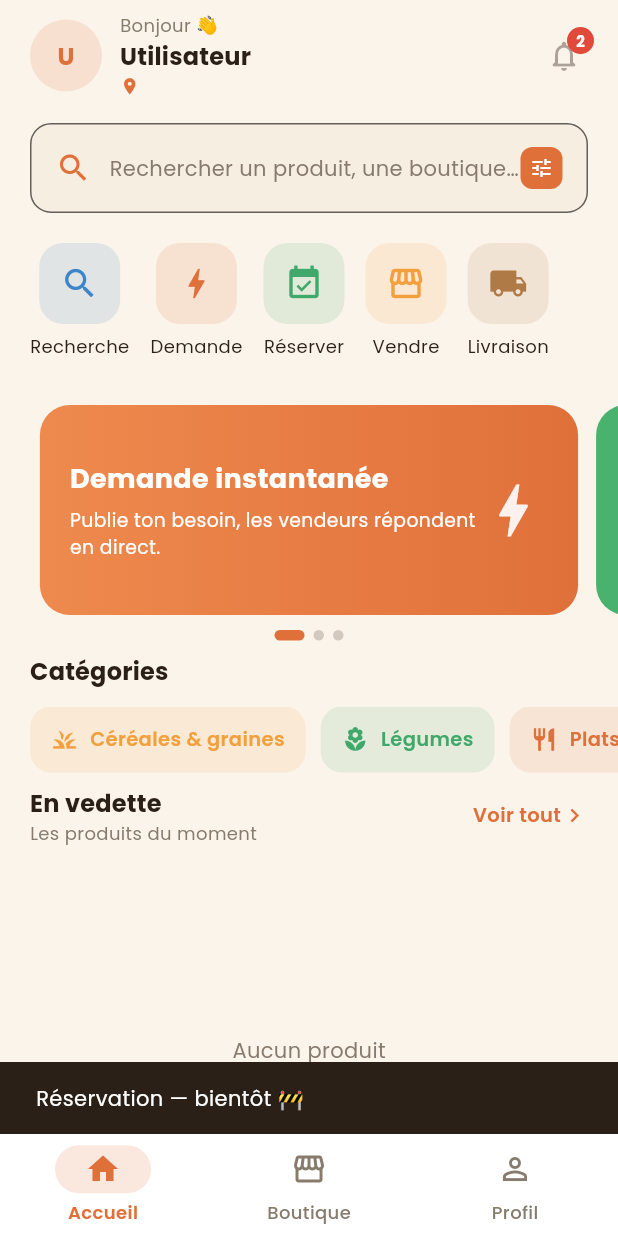
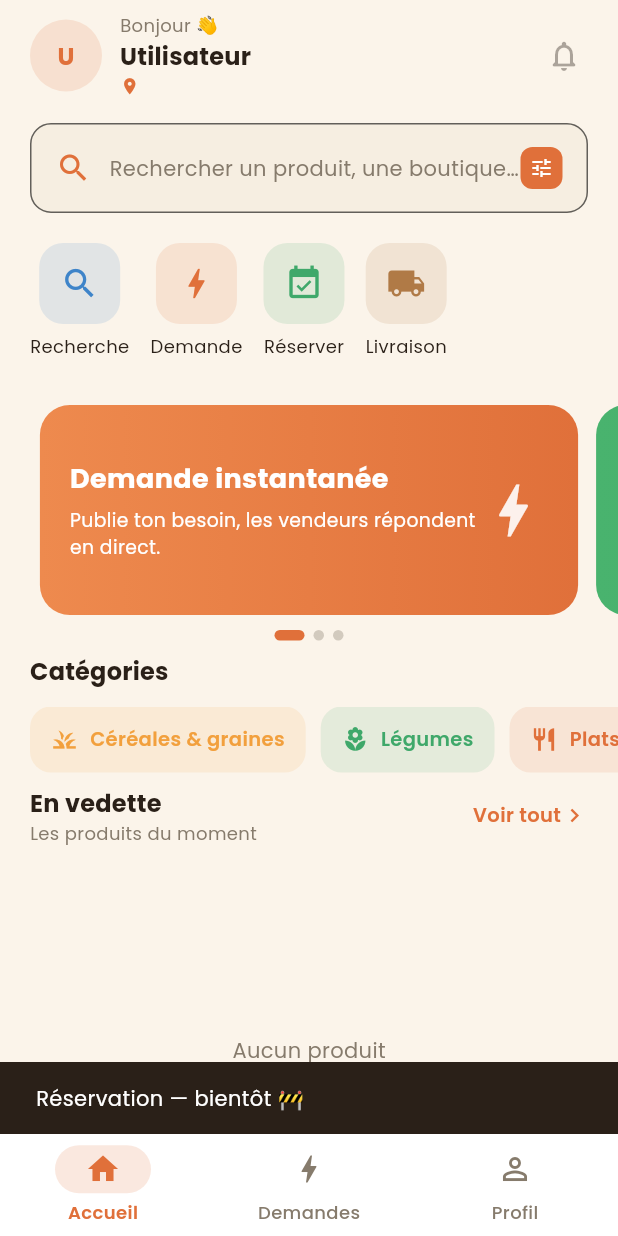
Before and after one commit to n1n3t33n/dioula-market, a Flutter app: the screen it shows once a user with an empty profile is signed in, after a tap on "Réserver", on a phone screen of 412 x 824 dp. Run offline on Flutter 3.47's test engine with Material 3 defaults, Android fonts, the phone set to English and light mode, and no system bars; drawn by our look-alikes of flutter_animate; our stand-ins replace cached_network_image, confetti, flutter_dotenv, flutter_riverpod, go_router, google_fonts and 2 more; accounts and stored records are empty.

Commit message:
fix logique métiers selon les rôles : navigation + services + boutique/demandes adaptés au rôle (consommateur/vendeur/livreur)

```diff
--- a/lib/core/constants/app_constants.dart
+++ b/lib/core/constants/app_constants.dart
@@ -47,6 +47,16 @@ enum UserRole {
   static UserRole fromValue(String? v) =>
       UserRole.values.firstWhere((r) => r.value == v,
           orElse: () => UserRole.consommateur);
+}
+
+/// Raccourcis de rôle pour piloter la logique métier (navigation, services…).
+extension UserRoleX on UserRole {
+  /// Vend des produits (a une boutique) : commerçant ou producteur.
+  bool get isSeller =>
+      this == UserRole.commercant || this == UserRole.producteur;
+
+  bool get isConsumer => this == UserRole.consommateur;
+  bool get isCourier => this == UserRole.livreur;
 }
 
 /// Statut d'une demande instantanée (`requests`).
--- a/lib/features/home/presentation/home_feed_page.dart
+++ b/lib/features/home/presentation/home_feed_page.dart
@@ -4,6 +4,7 @@ import 'package:flutter_animate/flutter_animate.dart';
 import 'package:flutter_riverpod/flutter_riverpod.dart';
 import 'package:go_router/go_router.dart';
 
+import '../../../core/constants/app_constants.dart';
 import '../../../core/router/routes.dart';
 import '../../../core/theme/app_colors.dart';
 import '../../../core/utils/format.dart';
@@ -222,7 +223,7 @@ class _Header extends StatelessWidget {
             ],
           ),
         ),
-        const NotificationBell(count: 2),
+        const NotificationBell(count: 0),
       ],
     ).animate().fadeIn(duration: 350.ms);
   }
@@ -282,9 +283,36 @@ class _ServicesRow extends ConsumerWidget {
           SnackBar(content: Text('$label — bientôt 🚧')),
         );
 
-    final services = <_Service>[
-      _Service(Icons.search, 'Recherche', AppColors.info,
-          () => context.push(AppRoutes.search)),
+    final isGuest = ref.watch(isGuestProvider);
+    final role = isGuest
+        ? UserRole.consommateur
+        : (ref.watch(currentProfileProvider).value?.role ??
+            UserRole.consommateur);
+
+    final search = _Service(Icons.search, 'Recherche', AppColors.info,
+        () => context.push(AppRoutes.search));
+
+    // Services adaptés au rôle (un consommateur ne « vend » pas, etc.).
+    final List<_Service> services;
+    if (!isGuest && role.isSeller) {
+      services = [
+        search,
+        _Service(Icons.storefront, 'Ma boutique', AppColors.ocre, onOpenShop),
+        _Service(Icons.bolt, 'Demandes', AppColors.clay,
+            () => context.push(AppRoutes.requests)),
+        _Service(Icons.bar_chart, 'Tableau de bord', AppColors.success,
+            () => soon('Tableau de bord')),
+      ];
+    } else if (!isGuest && role.isCourier) {
+      services = [
+        search,
+        _Service(Icons.local_shipping, 'Courses', AppColors.clay,
+            () => soon('Courses')),
+      ];
+    } else {
+      // Consommateur + visiteur.
+      services = [
+        search,
         _Service(Icons.bolt, 'Demande', AppColors.clay, () {
           if (requireAccount(context, ref, action: 'publier une demande')) {
             context.push(AppRoutes.requests);
@@ -295,13 +323,13 @@ class _ServicesRow extends ConsumerWidget {
             soon('Réservation');
           }
         }),
-      _Service(Icons.storefront, 'Vendre', AppColors.ocre, onOpenShop),
         _Service(Icons.local_shipping, 'Livraison', AppColors.beigeDeep, () {
           if (requireAccount(context, ref, action: 'suivre une livraison')) {
             soon('Livraison');
           }
         }),
       ];
+    }
 
     return SizedBox(
       height: 86,
--- a/lib/features/home/presentation/main_shell.dart
+++ b/lib/features/home/presentation/main_shell.dart
@@ -4,12 +4,21 @@ import 'package:flutter_riverpod/flutter_riverpod.dart';
 
 import '../../../core/config/env.dart';
 import '../../../core/constants/app_constants.dart';
+import '../../../core/theme/app_colors.dart';
+import '../../../core/widgets/empty_state.dart';
+import '../../auth/presentation/guest_provider.dart';
+import '../../profile/data/profile_repository.dart';
 import '../../profile/presentation/profile_page.dart';
+import '../../requests/presentation/requests_hub_screen.dart';
 import '../../shops/presentation/my_shop_screen.dart';
 import 'home_feed_page.dart';
 
-/// Coquille principale de l'app (après connexion) : barre de navigation
-/// basse façon Foodly + contenu en `IndexedStack` (conserve l'état des onglets).
+/// Coquille principale (après connexion / en visiteur) : barre de navigation
+/// basse **adaptée au rôle** + contenu en `IndexedStack` (conserve l'état).
+///
+/// - Consommateur / visiteur : Accueil · Demandes · Profil
+/// - Commerçant / Producteur : Accueil · Boutique · Demandes · Profil
+/// - Livreur : Accueil · Courses · Profil
 class MainShell extends ConsumerStatefulWidget {
   const MainShell({super.key});
 
@@ -22,43 +31,111 @@ class _MainShellState extends ConsumerState<MainShell> {
 
   void _goTo(int i) => setState(() => _index = i);
 
-  /// Icône « sélectionnée » qui rebondit (élastique) à chaque changement
-  /// d'onglet — la clé suit l'index pour rejouer l'animation.
+  /// Icône sélectionnée qui rebondit à chaque changement d'onglet.
   Widget _bounce(IconData icon) => Icon(icon)
       .animate(key: ValueKey(_index))
       .scaleXY(begin: 0.7, end: 1, duration: 350.ms, curve: Curves.elasticOut);
 
   @override
   Widget build(BuildContext context) {
-    // Sans backend configuré : message d'aide (mode démo).
     if (!Env.isConfigured) return const _NotConfigured();
 
-    final pages = [
-      HomeFeedPage(onOpenShop: () => _goTo(1)),
-      const MyShopScreen(),
-      const ProfilePage(),
-    ];
+    final isGuest = ref.watch(isGuestProvider);
+    final role =
+        ref.watch(currentProfileProvider).value?.role ?? UserRole.consommateur;
+
+    // Onglets selon le rôle.
+    final List<_NavTab> tabs;
+    if (!isGuest && role.isSeller) {
+      tabs = [
+        _NavTab(Icons.home_outlined, Icons.home, 'Accueil',
+            HomeFeedPage(onOpenShop: () => _goTo(1))),
+        const _NavTab(Icons.storefront_outlined, Icons.storefront, 'Boutique',
+            MyShopScreen()),
+        const _NavTab(
+            Icons.bolt_outlined, Icons.bolt, 'Demandes', RequestsHubScreen()),
+        const _NavTab(
+            Icons.person_outline, Icons.person, 'Profil', ProfilePage()),
+      ];
+    } else if (!isGuest && role.isCourier) {
+      tabs = [
+        _NavTab(Icons.home_outlined, Icons.home, 'Accueil',
+            HomeFeedPage(onOpenShop: () {})),
+        const _NavTab(
+          Icons.local_shipping_outlined,
+          Icons.local_shipping,
+          'Courses',
+          _ComingSoon(
+            icon: Icons.local_shipping_outlined,
+            title: 'Courses de livraison',
+            message:
+                'Le pool de livraisons disponibles arrive à l\'étape suivante.',
+          ),
+        ),
+        const _NavTab(
+            Icons.person_outline, Icons.person, 'Profil', ProfilePage()),
+      ];
+    } else {
+      // Consommateur + visiteur.
+      tabs = [
+        _NavTab(Icons.home_outlined, Icons.home, 'Accueil',
+            HomeFeedPage(onOpenShop: () {})),
+        const _NavTab(
+            Icons.bolt_outlined, Icons.bolt, 'Demandes', RequestsHubScreen()),
+        const _NavTab(
+            Icons.person_outline, Icons.person, 'Profil', ProfilePage()),
+      ];
+    }
+
+    // Sécurité : si le rôle change et réduit le nombre d'onglets.
+    final index = _index < tabs.length ? _index : 0;
 
     return Scaffold(
-      body: IndexedStack(index: _index, children: pages),
+      body: IndexedStack(
+        index: index,
+        children: [for (final t in tabs) t.page],
+      ),
       bottomNavigationBar: NavigationBar(
-        selectedIndex: _index,
+        selectedIndex: index,
         onDestinationSelected: _goTo,
         destinations: [
-          NavigationDestination(
-              icon: const Icon(Icons.home_outlined),
-              selectedIcon: _bounce(Icons.home),
-              label: 'Accueil'),
-          NavigationDestination(
-              icon: const Icon(Icons.storefront_outlined),
-              selectedIcon: _bounce(Icons.storefront),
-              label: 'Boutique'),
-          NavigationDestination(
-              icon: const Icon(Icons.person_outline),
-              selectedIcon: _bounce(Icons.person),
-              label: 'Profil'),
+          for (final t in tabs)
+            NavigationDestination(
+              icon: Icon(t.icon),
+              selectedIcon: _bounce(t.selectedIcon),
+              label: t.label,
+            ),
         ],
       ),
+    );
+  }
+}
+
+/// Descripteur d'un onglet de la barre de navigation.
+class _NavTab {
+  const _NavTab(this.icon, this.selectedIcon, this.label, this.page);
+  final IconData icon;
+  final IconData selectedIcon;
+  final String label;
+  final Widget page;
+}
+
+/// Écran « bientôt disponible » (onglets en cours de construction).
+class _ComingSoon extends StatelessWidget {
+  const _ComingSoon({
+    required this.icon,
+    required this.title,
+    required this.message,
+  });
+  final IconData icon;
+  final String title;
+  final String message;
+
+  @override
+  Widget build(BuildContext context) {
+    return Scaffold(
+      appBar: AppBar(title: Text(title)),
+      body: EmptyState(icon: icon, title: title, message: message),
     );
   }
 }
@@ -76,11 +153,10 @@ class _NotConfigured extends StatelessWidget {
           child: Column(
             mainAxisSize: MainAxisSize.min,
             children: [
-              Icon(Icons.warning_amber, size: 64, color: Colors.orange),
+              Icon(Icons.warning_amber, size: 64, color: AppColors.warning),
               SizedBox(height: 16),
               Text('Supabase non configuré',
-                  style:
-                      TextStyle(fontSize: 20, fontWeight: FontWeight.bold)),
+                  style: TextStyle(fontSize: 20, fontWeight: FontWeight.bold)),
               SizedBox(height: 8),
               Text(
                 'Copie .env.example → .env et renseigne SUPABASE_URL et '
--- a/lib/features/profile/presentation/profile_page.dart
+++ b/lib/features/profile/presentation/profile_page.dart
@@ -1,7 +1,9 @@
+import 'package:cached_network_image/cached_network_image.dart';
 import 'package:flutter/material.dart';
 import 'package:flutter_riverpod/flutter_riverpod.dart';
 import 'package:go_router/go_router.dart';
 
+import '../../../core/constants/app_constants.dart';
 import '../../../core/providers/supabase_provider.dart';
 import '../../../core/router/routes.dart';
 import '../../../core/theme/app_colors.dart';
@@ -34,6 +36,8 @@ class ProfilePage extends ConsumerWidget {
     final email = ref.watch(supabaseProvider).auth.currentUser?.email ?? '';
     final isDark = Theme.of(context).brightness == Brightness.dark;
     final name = profile?.displayName ?? 'Utilisateur';
+    final role = profile?.role;
+    final avatarUrl = profile?.avatarUrl;
 
     return Scaffold(
       appBar: AppBar(title: const Text('Profil')),
@@ -46,14 +50,19 @@ class ProfilePage extends ConsumerWidget {
               children: [
                 CircleAvatar(
                   radius: 44,
-                  backgroundColor: AppColors.green,
-                  child: Text(
+                  backgroundColor: AppColors.clay,
+                  backgroundImage: (avatarUrl != null && avatarUrl.isNotEmpty)
+                      ? CachedNetworkImageProvider(avatarUrl)
+                      : null,
+                  child: (avatarUrl == null || avatarUrl.isEmpty)
+                      ? Text(
                           name.characters.first.toUpperCase(),
                           style: const TextStyle(
                               color: Colors.white,
                               fontSize: 34,
                               fontWeight: FontWeight.bold),
-                  ),
+                        )
+                      : null,
                 ),
                 const SizedBox(height: 12),
                 Text(name,
@@ -96,6 +105,8 @@ class ProfilePage extends ConsumerWidget {
                       .read(themeModeProvider.notifier)
                       .set(v ? ThemeMode.dark : ThemeMode.light),
                 ),
+                // Boutique : réservée aux vendeurs (commerçant / producteur).
+                if (role?.isSeller ?? false) ...[
                   const Divider(height: 1),
                   ListTile(
                     leading: const Icon(Icons.storefront_outlined),
@@ -103,6 +114,7 @@ class ProfilePage extends ConsumerWidget {
                     trailing: const Icon(Icons.chevron_right),
                     onTap: () => context.push(AppRoutes.myShop),
                   ),
+                ],
                 const Divider(height: 1),
                 ListTile(
                   leading: const Icon(Icons.school_outlined),
--- a/lib/features/requests/presentation/requests_hub_screen.dart
+++ b/lib/features/requests/presentation/requests_hub_screen.dart
@@ -36,8 +36,22 @@ class RequestsHubScreen extends ConsumerWidget {
 
     final role =
         ref.watch(currentProfileProvider).value?.role ?? UserRole.consommateur;
-    final isConsumer = role == UserRole.consommateur;
-    return isConsumer ? const _MyRequestsView() : const _OpenRequestsView();
+
+    // Consommateur : ses demandes. Vendeur : demandes à pourvoir.
+    if (role.isConsumer) return const _MyRequestsView();
+    if (role.isSeller) return const _OpenRequestsView();
+
+    // Livreur / admin : non concernés par les demandes de produits.
+    return Scaffold(
+      appBar: AppBar(title: const Text('Demandes')),
+      body: const EmptyState(
+        icon: Icons.bolt_outlined,
+        title: 'Non concerné',
+        message:
+            'Les demandes instantanées relient consommateurs et vendeurs. '
+            'Ton rôle n\'intervient pas ici.',
+      ),
+    );
   }
 }
 
--- a/lib/features/shops/presentation/my_shop_screen.dart
+++ b/lib/features/shops/presentation/my_shop_screen.dart
@@ -2,10 +2,13 @@ import 'package:flutter/material.dart';
 import 'package:flutter_riverpod/flutter_riverpod.dart';
 import 'package:go_router/go_router.dart';
 
+import '../../../core/constants/app_constants.dart';
 import '../../../core/router/routes.dart';
 import '../../../core/theme/app_theme.dart';
+import '../../../core/widgets/empty_state.dart';
 import '../../../core/widgets/guest_gate.dart';
 import '../../auth/presentation/guest_provider.dart';
+import '../../profile/data/profile_repository.dart';
 import '../data/shop_repository.dart';
 
 /// Écran « Ma boutique ».
@@ -25,6 +28,21 @@ class MyShopScreen extends ConsumerWidget {
           title: 'Réservé aux membres',
           message:
               'Connecte-toi ou crée un compte (Commerçant/Producteur) pour ouvrir ta boutique et gérer tes produits.',
+        ),
+      );
+    }
+
+    // Réservé aux vendeurs : un consommateur / livreur n'a pas de boutique.
+    final role = ref.watch(currentProfileProvider).value?.role;
+    if (role != null && !role.isSeller) {
+      return Scaffold(
+        appBar: AppBar(title: const Text('Ma boutique')),
+        body: const EmptyState(
+          icon: Icons.storefront_outlined,
+          title: 'Réservé aux vendeurs',
+          message:
+              'Seuls les comptes Commerçant ou Producteur peuvent ouvrir une '
+              'boutique et gérer des produits.',
         ),
       );
     }
```
Also changed, not shown: 1 other file. Lines whose indentation alone changed are shown as unchanged.
